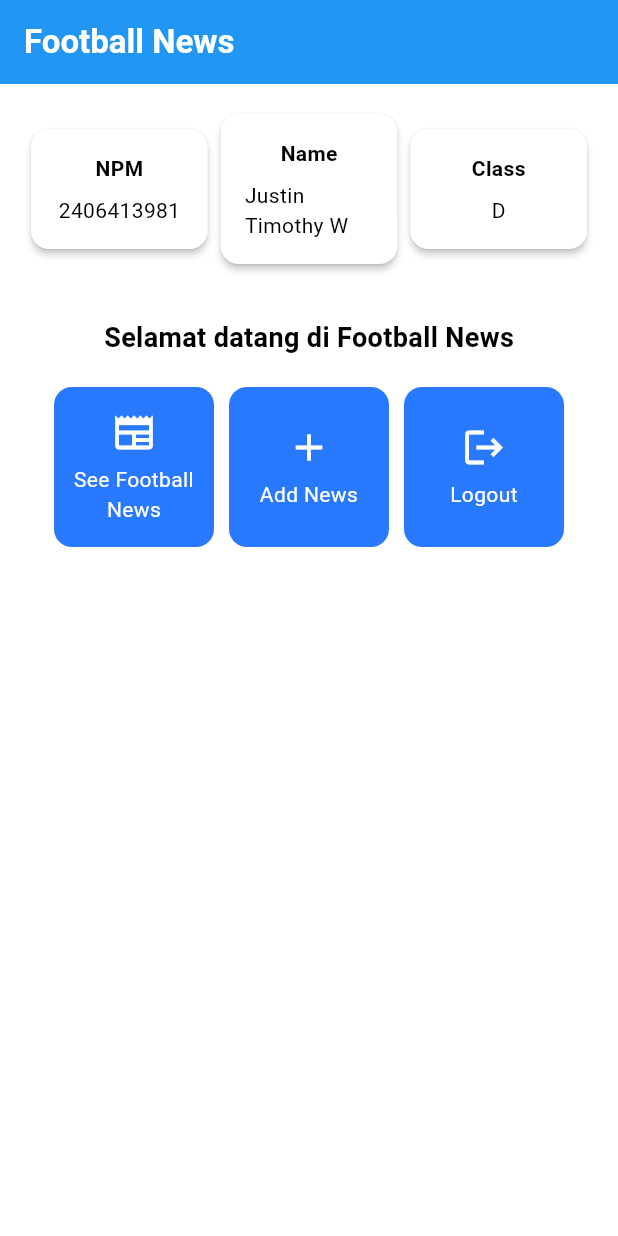
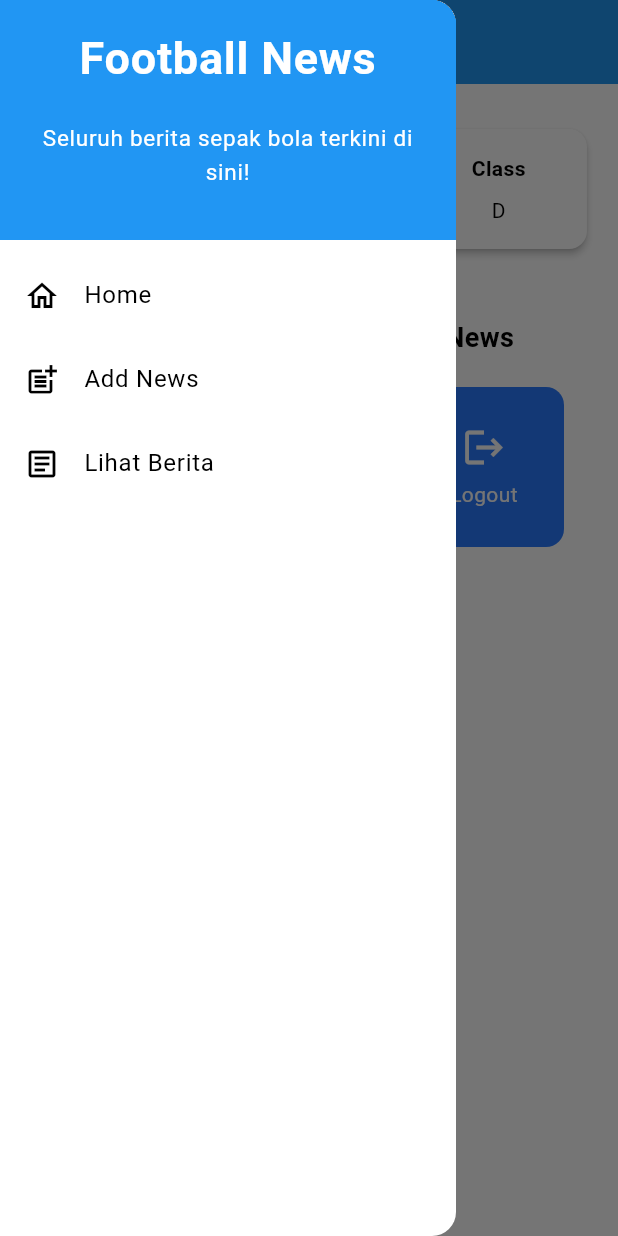
Before and after one commit to tim48-robot/football-news-mobile, a Flutter app: the screen it shows after launch, with the side drawer open (before the commit the screen has no drawer), on a phone screen of 412 x 824 dp. Run offline on Flutter 3.47's test engine with Material 3 defaults, Android fonts, the phone set to English and light mode, and no system bars.

Commit message:
FEATURE: TUTORIAL 7 selesai

```diff
--- a/lib/main.dart
+++ b/lib/main.dart
@@ -1,5 +1,5 @@
 import 'package:flutter/material.dart';
-import 'package:football_news/menu.dart';
+import 'package:football_news/screens/menu.dart';
 
 void main() {
   runApp(const MyApp());
@@ -8,30 +8,14 @@ void main() {
 class MyApp extends StatelessWidget {
   const MyApp({super.key});
 
-  // This widget is the root of your application.
   @override
   Widget build(BuildContext context) {
     return MaterialApp(
       title: 'Flutter Demo',
       theme: ThemeData(
-        // This is the theme of your application.
-        //
-        // TRY THIS: Try running your application with "flutter run". You'll see
-        // the application has a purple toolbar. Then, without quitting the app,
-        // try changing the seedColor in the colorScheme below to Colors.green
-        // and then invoke "hot reload" (save your changes or press the "hot
-        // reload" button in a Flutter-supported IDE, or press "r" if you used
-        // the command line to start the app).
-        //
-        // Notice that the counter didn't reset back to zero; the application
-        // state is not lost during the reload. To reset the state, use hot
-        // restart instead.
-        //
-        // This works for code too, not just values: Most code changes can be
-        // tested with just a hot reload.
-         colorScheme: ColorScheme.fromSwatch(primarySwatch: Colors.blue).copyWith(secondary: Colors.blueAccent[400]),
+        colorScheme: ColorScheme.fromSwatch(primarySwatch: Colors.blue).copyWith(secondary: Colors.blueAccent[400]),
       ),
-      home: MyHomePage(colorScheme: Theme.of(context).colorScheme),
+      home: const MyHomePage(),
     );
   }
 }
--- a/lib/menu.dart
+++ b/lib/screens/menu.dart
@@ -1,11 +1,15 @@
 import 'package:flutter/material.dart';
+import 'package:football_news/widgets/left_drawer.dart';
+import 'package:football_news/widgets/news_card.dart';
 
 class MyHomePage extends StatelessWidget {
-    MyHomePage({super.key, required ColorScheme colorScheme});
+  const MyHomePage({super.key});
 
-    final String nama = "Justin Timothy W"; //nama
-    final String npm = "2406413981"; //npm
-    final String kelas = "D"; //kelas
+  @override
+  Widget build(BuildContext context) {
+    const String nama = "Justin Timothy W"; //nama
+    const String npm = "2406413981"; //npm
+    const String kelas = "D"; //kelas
 
     final List<ItemHomepage> items = [
       ItemHomepage("See Football News", Icons.newspaper),
@@ -13,8 +17,6 @@ class MyHomePage extends StatelessWidget {
       ItemHomepage("Logout", Icons.logout),
     ];
 
-    @override
-   Widget build(BuildContext context) {
     // Scaffold menyediakan struktur dasar halaman dengan AppBar dan body.
     return Scaffold(
       // AppBar adalah bagian atas halaman yang menampilkan judul.
@@ -30,6 +32,7 @@ class MyHomePage extends StatelessWidget {
         // Warna latar belakang AppBar diambil dari skema warna tema aplikasi.
         backgroundColor: Theme.of(context).colorScheme.primary,
       ),
+      drawer: const LeftDrawer(),
       // Body halaman dengan padding di sekelilingnya.
       body: Padding(
         padding: const EdgeInsets.all(16.0),
@@ -54,7 +57,6 @@ class MyHomePage extends StatelessWidget {
             Center(
               child: Column(
                 // Menyusun teks dan grid item secara vertikal.
-
                 children: [
                   // Menampilkan teks sambutan dengan gaya tebal dan ukuran 18.
                   const Padding(
@@ -96,8 +98,8 @@ class MyHomePage extends StatelessWidget {
 class InfoCard extends StatelessWidget {
   // Kartu informasi yang menampilkan title dan content.
 
-  final String title;  // Judul kartu.
-  final String content;  // Isi kartu.
+  final String title; // Judul kartu.
+  final String content; // Isi kartu.
 
   const InfoCard({super.key, required this.title, required this.content});
 
@@ -108,7 +110,7 @@ class InfoCard extends StatelessWidget {
       elevation: 2.0,
       child: Container(
         // Mengatur ukuran dan jarak di dalam kartu.
-        width: MediaQuery.of(context).size.width / 3.5, // menyesuaikan dengan lebar device yang digunakan.
+        width: MediaQuery.of(context).size.width / 3.5,
         padding: const EdgeInsets.all(16.0),
         // Menyusun title dan content secara vertikal.
         child: Column(
@@ -132,56 +134,3 @@ class ItemHomepage {
 
   ItemHomepage(this.name, this.icon);
 }
-
-class ItemCard extends StatelessWidget {
-  // Menampilkan kartu dengan ikon dan nama.
-
-  final ItemHomepage item;
-
-  const ItemCard(this.item, {super.key});
-
-  @override
-  Widget build(BuildContext context) {
-    return Material(
-      // Menentukan warna latar belakang dari tema aplikasi.
-      color: Theme.of(context).colorScheme.secondary,
-      // Membuat sudut kartu melengkung.
-      borderRadius: BorderRadius.circular(12),
-
-      child: InkWell(
-        // Aksi ketika kartu ditekan.
-        onTap: () {
-          // Menampilkan pesan SnackBar saat kartu ditekan.
-          ScaffoldMessenger.of(context)
-            ..hideCurrentSnackBar()
-            ..showSnackBar(
-              SnackBar(content: Text("Kamu telah menekan tombol ${item.name}!"))
-            );
-        },
-        // Container untuk menyimpan Icon dan Text
-        child: Container(
-          padding: const EdgeInsets.all(8),
-          child: Center(
-            child: Column(
-              // Menyusun ikon dan teks di tengah kartu.
-              mainAxisAlignment: MainAxisAlignment.center,
-              children: [
-                Icon(
-                  item.icon,
-                  color: Colors.white,
-                  size: 30.0,
-                ),
-                const Padding(padding: EdgeInsets.all(3)),
-                Text(
-                  item.name,
-                  textAlign: TextAlign.center,
-                  style: const TextStyle(color: Colors.white),
-                ),
-              ],
-            ),
-          ),
-        ),
-      ),
-    );
-  }
-}
--- /dev/null
+++ b/lib/widgets/left_drawer.dart
@@ -0,0 +1,77 @@
+import 'package:flutter/material.dart';
+import 'package:football_news/screens/menu.dart';
+import 'package:football_news/screens/newslist_form.dart';
+
+class LeftDrawer extends StatelessWidget {
+  const LeftDrawer({super.key});
+
+  @override
+  Widget build(BuildContext context) {
+    return Drawer(
+      child: ListView(
+        children: [
+          const DrawerHeader(
+            decoration: BoxDecoration(
+              color: Colors.blue,
+            ),
+            child: Column(
+              children: [
+                Text(
+                  'Football News',
+                  textAlign: TextAlign.center,
+                  style: TextStyle(
+                    fontSize: 30,
+                    fontWeight: FontWeight.bold,
+                    color: Colors.white,
+                  ),
+                ),
+                Padding(padding: EdgeInsets.all(10)),
+                Text(
+                  "Seluruh berita sepak bola terkini di sini!",
+                  textAlign: TextAlign.center,
+                  style: TextStyle(
+                    fontSize: 15,
+                    fontWeight: FontWeight.normal,
+                    color: Colors.white,
+                  ),
+                ),
+              ],
+            ),
+          ),
+          ListTile(
+            leading: const Icon(Icons.home_outlined),
+            title: const Text('Home'),
+            // Bagian redirection ke MyHomePage
+            onTap: () {
+              Navigator.pushReplacement(
+                context,
+                MaterialPageRoute(builder: (context) => MyHomePage()),
+              );
+            },
+          ),
+          ListTile(
+            leading: const Icon(Icons.post_add),
+            title: const Text('Add News'),
+            // Bagian redirection ke NewsFormPage
+            onTap: () {
+              Navigator.pushReplacement(
+                context,
+                MaterialPageRoute(builder: (context) => const NewsFormPage()),
+              );
+            },
+          ),
+          ListTile(
+            leading: const Icon(Icons.article_outlined),
+            title: const Text('Lihat Berita'),
+            onTap: () {
+              Navigator.pushReplacement(
+                context,
+                MaterialPageRoute(builder: (context) => MyHomePage()),
+              );
+            },
+          ),
+        ],
+      ),
+    );
+  }
+}
--- /dev/null
+++ b/lib/widgets/news_card.dart
@@ -0,0 +1,64 @@
+import 'package:flutter/material.dart';
+import 'package:football_news/screens/newslist_form.dart';
+import 'package:football_news/screens/menu.dart';
+
+class ItemCard extends StatelessWidget {
+  // Menampilkan kartu dengan ikon dan nama.
+
+  final ItemHomepage item;
+
+  const ItemCard(this.item, {super.key});
+
+  @override
+  Widget build(BuildContext context) {
+    return Material(
+      // Menentukan warna latar belakang dari tema aplikasi.
+      color: Theme.of(context).colorScheme.secondary,
+      // Membuat sudut kartu melengkung.
+      borderRadius: BorderRadius.circular(12),
+
+      child: InkWell(
+        // Aksi ketika kartu ditekan.
+        onTap: () {
+          // Menampilkan pesan SnackBar saat kartu ditekan.
+          ScaffoldMessenger.of(context)
+            ..hideCurrentSnackBar()
+            ..showSnackBar(
+              SnackBar(content: Text("Kamu telah menekan tombol ${item.name}!"))
+            );
+
+          // Navigate ke route yang sesuai (tergantung jenis tombol)
+          if (item.name == "Add News") {
+            Navigator.push(
+              context,
+              MaterialPageRoute(builder: (context) => NewsFormPage()),
+            );
+          }
+        },
+        // Container untuk menyimpan Icon dan Text
+        child: Container(
+          padding: const EdgeInsets.all(8),
+          child: Center(
+            child: Column(
+              // Menyusun ikon dan teks di tengah kartu.
+              mainAxisAlignment: MainAxisAlignment.center,
+              children: [
+                Icon(
+                  item.icon,
+                  color: Colors.white,
+                  size: 30.0,
+                ),
+                const Padding(padding: EdgeInsets.all(3)),
+                Text(
+                  item.name,
+                  textAlign: TextAlign.center,
+                  style: const TextStyle(color: Colors.white),
+                ),
+              ],
+            ),
+          ),
+        ),
+      ),
+    );
+  }
+}
```
Also changed, not shown: form_sample/analysis_options.yaml (added, +28 -0 lines), form_sample/lib/main.dart (added, +64 -0 lines), form_sample/pubspec.yaml (added, +89 -0 lines), lib/screens/newslist_form.dart (added, +200 -0 lines), form_sample/pubspec.lock (added), 124 other files. Lines whose indentation alone changed are shown as unchanged.
